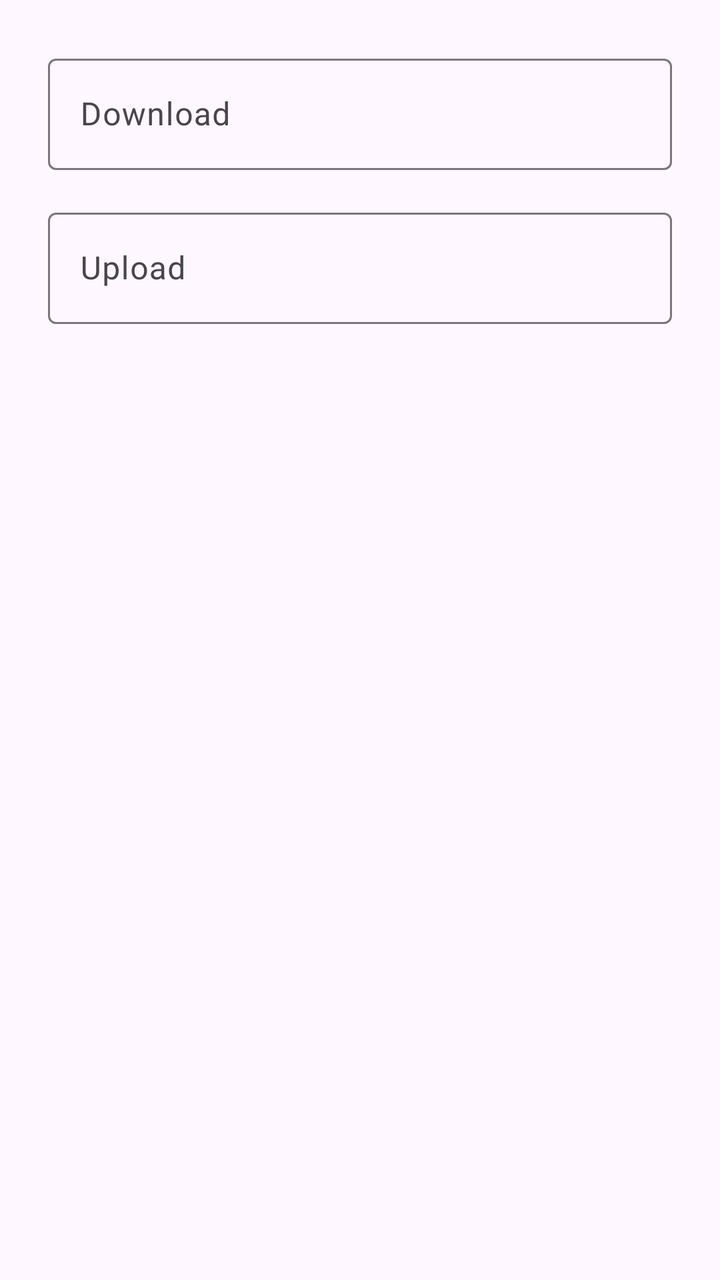
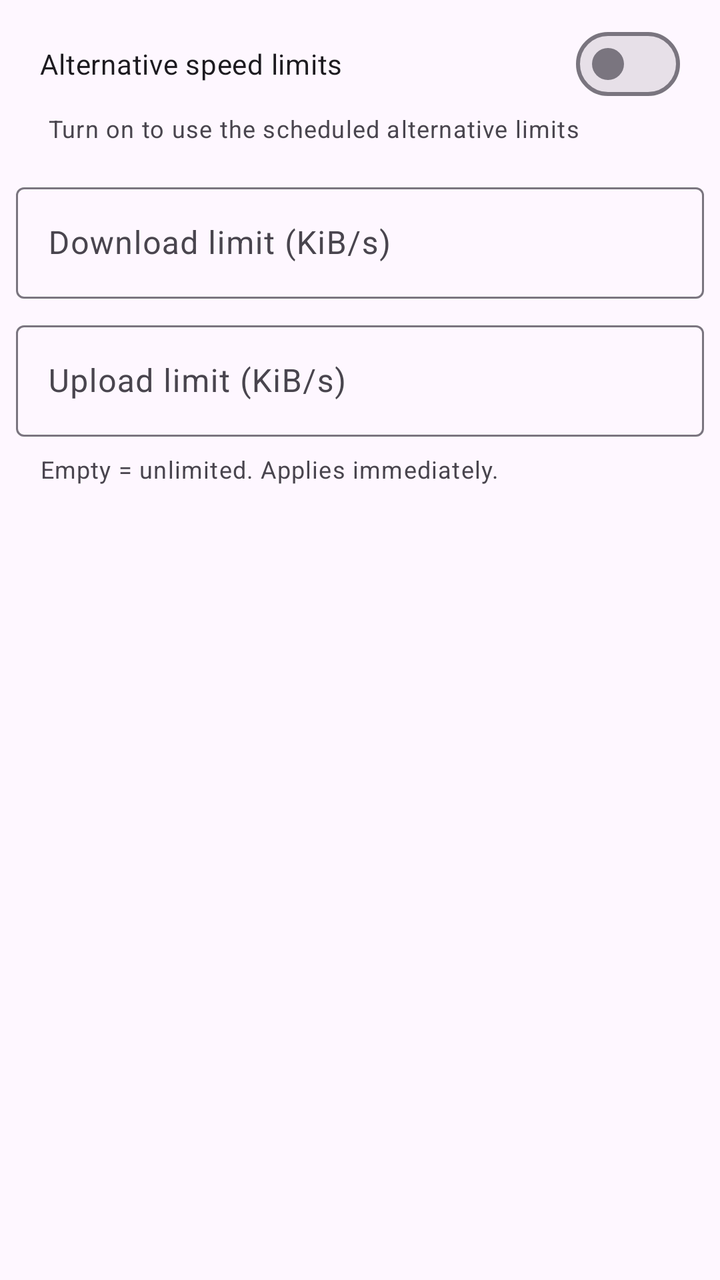

An Android layout rendered at two revisions. The XML below is the earlier revision; the diff shows what the commit changed to produce the second picture.
<!-- AndroidManifest.xml: application theme AppTheme -->
<!-- res/layout/dialog_speed_limit.xml -->
<?xml version="1.0" encoding="utf-8"?>
<LinearLayout xmlns:android="http://schemas.android.com/apk/res/android"
    android:layout_width="match_parent"
    android:layout_height="match_parent"
    android:padding="@dimen/dialog_padding"
    android:minWidth="@dimen/min_width_dialog"
    android:orientation="vertical">

    <com.google.android.material.textfield.TextInputLayout
        android:layout_width="match_parent"
        android:layout_height="wrap_content"
        android:hint="@string/download_speed"
        android:layout_marginBottom="16dp">

        <com.google.android.material.textfield.TextInputEditText
            android:id="@+id/download_limit"
            android:layout_width="match_parent"
            android:layout_height="wrap_content"
            android:inputType="numberDecimal" />
    </com.google.android.material.textfield.TextInputLayout>

    <com.google.android.material.textfield.TextInputLayout
        android:layout_width="match_parent"
        android:layout_height="wrap_content"
        android:hint="@string/upload_speed">

        <com.google.android.material.textfield.TextInputEditText
            android:id="@+id/upload_limit"
            android:layout_width="match_parent"
            android:layout_height="wrap_content"
            android:inputType="numberDecimal" />
    </com.google.android.material.textfield.TextInputLayout>
</LinearLayout>
<!-- resources referenced by this layout -->
<resources>
  <dimen name="dialog_padding">24dp</dimen>
  <dimen name="min_width_dialog">300dp</dimen>
  <string name="download_speed">Download</string>
  <string name="upload_speed">Upload</string>
  <style name="AppTheme" parent="BaseTheme" />
  <color name="md_theme_primary">#68548E</color>
  <color name="md_theme_onPrimary">#FFFFFF</color>
  <color name="md_theme_primaryContainer">#EBDDFF</color>
  <color name="md_theme_onPrimaryContainer">#4F3D74</color>
  <color name="md_theme_secondary">#635B70</color>
  <color name="md_theme_onSecondary">#FFFFFF</color>
  <color name="md_theme_secondaryContainer">#E9DEF8</color>
  <color name="md_theme_onSecondaryContainer">#4B4358</color>
  <color name="md_theme_tertiary">#7E525D</color>
  <color name="md_theme_onTertiary">#FFFFFF</color>
  <color name="md_theme_tertiaryContainer">#FFD9E1</color>
  <color name="md_theme_onTertiaryContainer">#643B46</color>
  <color name="md_theme_error">#BA1A1A</color>
  <color name="md_theme_onError">#FFFFFF</color>
  <color name="md_theme_errorContainer">#FFDAD6</color>
  <color name="md_theme_onErrorContainer">#93000A</color>
  <color name="md_theme_background">#FEF7FF</color>
  <color name="md_theme_onBackground">#1D1B20</color>
  <color name="md_theme_surface">#FEF7FF</color>
  <color name="md_theme_onSurface">#1D1B20</color>
  <color name="md_theme_surfaceVariant">#E7E0EB</color>
  <color name="md_theme_onSurfaceVariant">#49454E</color>
  <color name="md_theme_outline">#7A757F</color>
  <color name="md_theme_outlineVariant">#CBC4CF</color>
  <color name="md_theme_inverseSurface">#322F35</color>
  <color name="md_theme_inverseOnSurface">#F5EFF7</color>
  <color name="md_theme_inversePrimary">#D3BCFD</color>
  <color name="md_theme_primaryFixed">#EBDDFF</color>
  <color name="md_theme_onPrimaryFixed">#230F46</color>
  <color name="md_theme_primaryFixedDim">#D3BCFD</color>
  <color name="md_theme_onPrimaryFixedVariant">#4F3D74</color>
  <color name="md_theme_secondaryFixed">#E9DEF8</color>
  <color name="md_theme_onSecondaryFixed">#1F182B</color>
  <color name="md_theme_secondaryFixedDim">#CDC2DB</color>
  <color name="md_theme_onSecondaryFixedVariant">#4B4358</color>
  <color name="md_theme_tertiaryFixed">#FFD9E1</color>
  <color name="md_theme_onTertiaryFixed">#31101B</color>
  <color name="md_theme_tertiaryFixedDim">#F0B7C5</color>
  <color name="md_theme_onTertiaryFixedVariant">#643B46</color>
  <color name="md_theme_surfaceDim">#DED8E0</color>
  <color name="md_theme_surfaceBright">#FEF7FF</color>
  <color name="md_theme_surfaceContainerLowest">#FFFFFF</color>
  <color name="md_theme_surfaceContainerLow">#F8F1FA</color>
  <color name="md_theme_surfaceContainer">#F2ECF4</color>
  <color name="md_theme_surfaceContainerHigh">#EDE6EE</color>
  <color name="md_theme_surfaceContainerHighest">#E7E0E8</color>
  <color name="colorOk">#2E6A44</color>
  <color name="colorOnOk">#FFFFFF</color>
  <color name="colorOkContainer">#B1F1C1</color>
  <color name="colorOnOkContainer">#12512E</color>
  <style name="ThemeOverlay.App.MaterialAlertDialog" parent="ThemeOverlay.Material3.MaterialAlertDialog.Centered">
          <item name="materialAlertDialogBodyTextStyle">@style/MaterialAlertDialog.App.Body.Text
          </item>
      </style>
  <style name="Widget.App.SearchBar" parent="Widget.Material3.SearchBar">
          <item name="elevation">0dp</item>
      </style>
  <style name="Widget.App.AppBarLayout" parent="Widget.Material3.AppBarLayout">
          <item name="elevation">0dp</item>
      </style>
  <style name="MaterialAlertDialog.App.Body.Text" parent="MaterialAlertDialog.Material3.Body.Text">
          <item name="android:textAppearance">?attr/textAppearanceBodyLarge</item>
      </style>
  <!-- unchanged entries left out for length: 2 -->
</resources>

<!-- the commit's change to res/layout/dialog_speed_limit.xml (unified diff, before → after) -->
@@ -1,33 +1,60 @@
 <?xml version="1.0" encoding="utf-8"?>
 <LinearLayout xmlns:android="http://schemas.android.com/apk/res/android"
     android:layout_width="match_parent"
-    android:layout_height="match_parent"
-    android:padding="@dimen/dialog_padding"
+    android:layout_height="wrap_content"
     android:minWidth="@dimen/min_width_dialog"
-    android:orientation="vertical">
+    android:orientation="vertical"
+    android:paddingHorizontal="8dp"
+    android:paddingTop="8dp">
+
+    <com.google.android.material.materialswitch.MaterialSwitch
+        android:id="@+id/altSpeedSwitch"
+        android:layout_width="match_parent"
+        android:layout_height="wrap_content"
+        android:paddingHorizontal="12dp"
+        android:text="@string/alt_speed_limits" />
+
+    <TextView
+        android:layout_width="match_parent"
+        android:layout_height="wrap_content"
+        android:layout_marginStart="16dp"
+        android:layout_marginBottom="8dp"
+        android:text="@string/alt_speed_limits_sub"
+        android:textAppearance="?attr/textAppearanceBodySmall"
+        android:textColor="?attr/colorOnSurfaceVariant" />
 
     <com.google.android.material.textfield.TextInputLayout
         android:layout_width="match_parent"
         android:layout_height="wrap_content"
-        android:hint="@string/download_speed"
-        android:layout_marginBottom="16dp">
+        android:layout_marginTop="8dp"
+        android:hint="@string/download_speed_kib">
 
         <com.google.android.material.textfield.TextInputEditText
             android:id="@+id/download_limit"
             android:layout_width="match_parent"
             android:layout_height="wrap_content"
-            android:inputType="numberDecimal" />
+            android:inputType="number" />
     </com.google.android.material.textfield.TextInputLayout>
 
     <com.google.android.material.textfield.TextInputLayout
         android:layout_width="match_parent"
         android:layout_height="wrap_content"
-        android:hint="@string/upload_speed">
+        android:layout_marginTop="8dp"
+        android:hint="@string/upload_speed_kib">
 
         <com.google.android.material.textfield.TextInputEditText
             android:id="@+id/upload_limit"
             android:layout_width="match_parent"
             android:layout_height="wrap_content"
-            android:inputType="numberDecimal" />
+            android:inputType="number" />
     </com.google.android.material.textfield.TextInputLayout>
+
+    <TextView
+        android:layout_width="match_parent"
+        android:layout_height="wrap_content"
+        android:layout_marginTop="8dp"
+        android:paddingHorizontal="12dp"
+        android:text="@string/speed_limits_hint"
+        android:textAppearance="?attr/textAppearanceBodySmall"
+        android:textColor="?attr/colorOnSurfaceVariant" />
 </LinearLayout>
<!-- resource entries referenced after the edit -->
@@ -1,9 +1,11 @@
 <!-- resources referenced by this layout -->
 <resources>
-  <dimen name="dialog_padding">24dp</dimen>
   <dimen name="min_width_dialog">300dp</dimen>
-  <string name="download_speed">Download</string>
-  <string name="upload_speed">Upload</string>
+  <string name="alt_speed_limits">Alternative speed limits</string>
+  <string name="alt_speed_limits_sub">Turn on to use the scheduled alternative limits</string>
+  <string name="download_speed_kib">Download limit (KiB/s)</string>
+  <string name="speed_limits_hint">Empty = unlimited. Applies immediately.</string>
+  <string name="upload_speed_kib">Upload limit (KiB/s)</string>
   <style name="AppTheme" parent="BaseTheme" />
   <color name="md_theme_primary">#68548E</color>
   <color name="md_theme_onPrimary">#FFFFFF</color>
